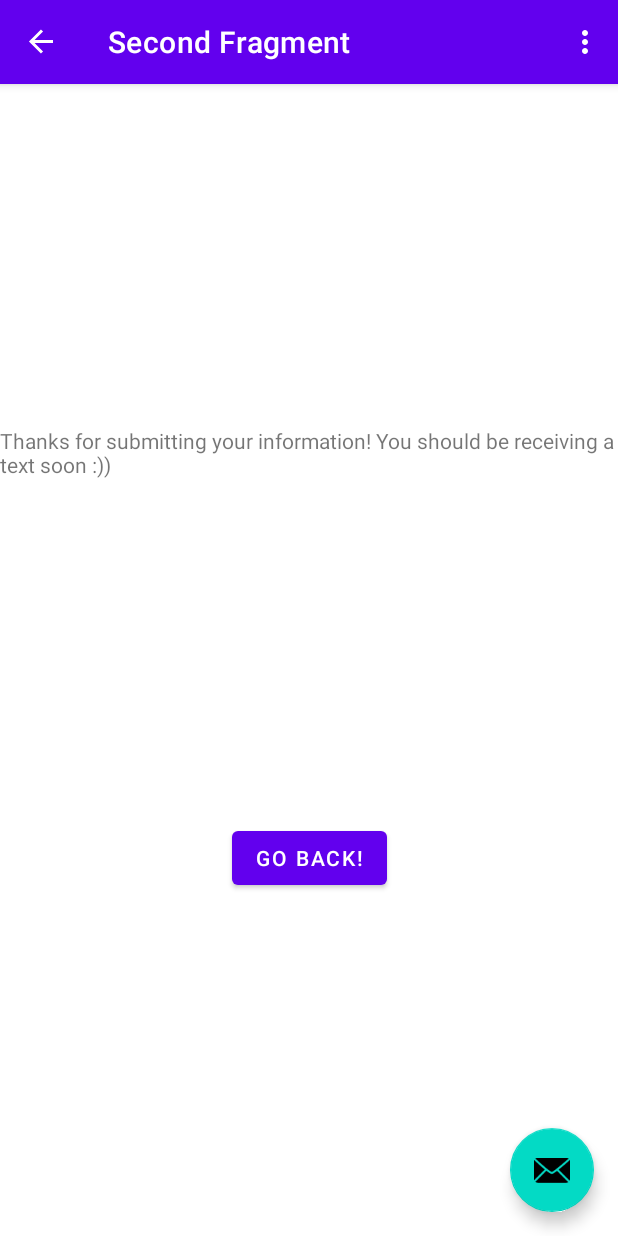
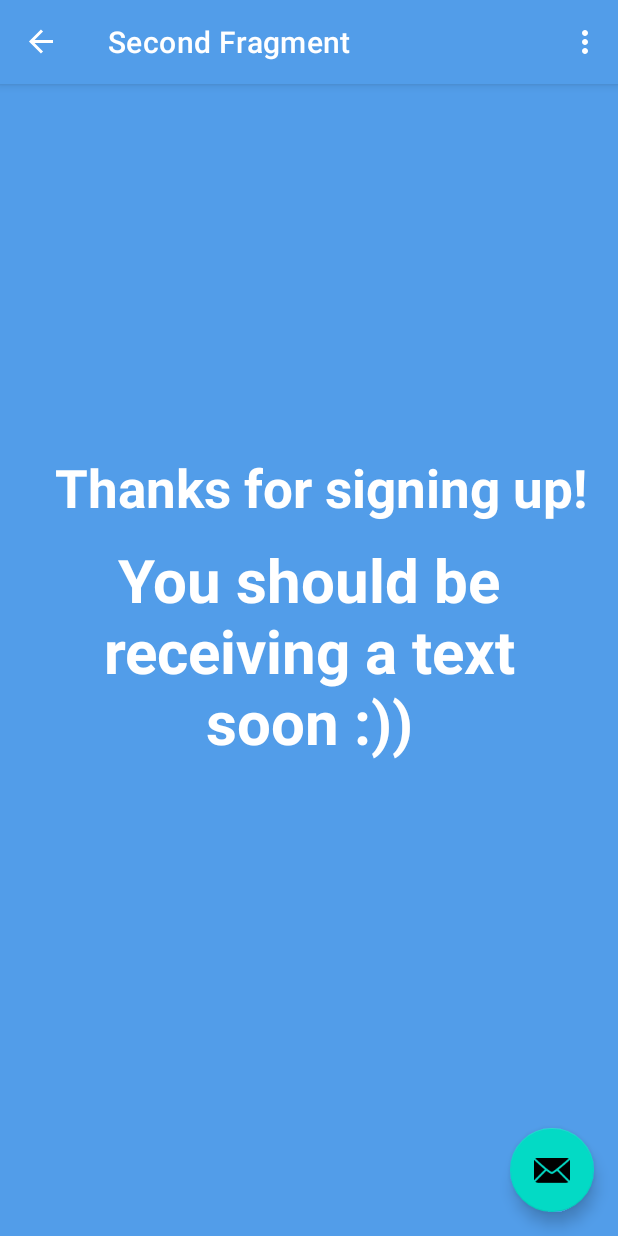
Before and after one commit to mattpow35/LoveTank, an Android app: the SecondFragment screen opened through its navigation route, on a phone screen of 412 x 824 dp. Run offline under Robolectric (Android 15) with nearby library versions, the light colour scheme and no system bars; our stand-ins replace navigation-ui; libraries missing offline, so code that uses them is left out: redis.clients.jedis.

Commit message:
fixed style

```diff
--- a/FrontEnd/app/src/main/java/trishie/cs/byu/lovetank/FirstFragment.java
+++ b/FrontEnd/app/src/main/java/trishie/cs/byu/lovetank/FirstFragment.java
@@ -98,7 +98,6 @@ public class FirstFragment extends Fragment {
                 jedis.lpush("phone_numbers", wifes_phone);
 
 
-
                 NavHostFragment.findNavController(FirstFragment.this)
                         .navigate(R.id.action_FirstFragment_to_SecondFragment);
             }
--- a/FrontEnd/app/src/main/java/trishie/cs/byu/lovetank/SecondFragment.java
+++ b/FrontEnd/app/src/main/java/trishie/cs/byu/lovetank/SecondFragment.java
@@ -29,13 +29,13 @@ public class SecondFragment extends Fragment {
     public void onViewCreated(@NonNull View view, Bundle savedInstanceState) {
         super.onViewCreated(view, savedInstanceState);
 
-        binding.buttonSecond.setOnClickListener(new View.OnClickListener() {
-            @Override
-            public void onClick(View view) {
-                NavHostFragment.findNavController(SecondFragment.this)
-                        .navigate(R.id.action_SecondFragment_to_FirstFragment);
-            }
-        });
+//        binding.buttonSecond.setOnClickListener(new View.OnClickListener() {
+//            @Override
+//            public void onClick(View view) {
+//                NavHostFragment.findNavController(SecondFragment.this)
+//                        .navigate(R.id.action_SecondFragment_to_FirstFragment);
+//            }
+//        });
     }
 
     @Override
--- a/FrontEnd/app/src/main/res/layout/activity_main.xml
+++ b/FrontEnd/app/src/main/res/layout/activity_main.xml
@@ -15,7 +15,7 @@
             android:id="@+id/toolbar"
             android:layout_width="match_parent"
             android:layout_height="?attr/actionBarSize"
-            android:background="?attr/colorPrimary"
+            android:background="@color/blue"
             app:popupTheme="@style/Theme.LoveTank.PopupOverlay" />
 
     </com.google.android.material.appbar.AppBarLayout>
--- a/FrontEnd/app/src/main/res/layout/fragment_first.xml
+++ b/FrontEnd/app/src/main/res/layout/fragment_first.xml
@@ -91,6 +91,7 @@
         android:layout_height="wrap_content"
         android:text="@string/submit"
         android:layout_marginTop="@dimen/cardview_compat_inset_shadow"
+        android:backgroundTint="@color/blue"
         app:layout_constraintBottom_toBottomOf="parent"
         app:layout_constraintEnd_toEndOf="parent"
         app:layout_constraintStart_toStartOf="parent" />
--- a/FrontEnd/app/src/main/res/layout/fragment_second.xml
+++ b/FrontEnd/app/src/main/res/layout/fragment_second.xml
@@ -1,28 +1,43 @@
 <?xml version="1.0" encoding="utf-8"?>
-<androidx.constraintlayout.widget.ConstraintLayout xmlns:android="http://schemas.android.com/apk/res/android"
-    xmlns:app="http://schemas.android.com/apk/res-auto"
+<RelativeLayout xmlns:android="http://schemas.android.com/apk/res/android"
     xmlns:tools="http://schemas.android.com/tools"
     android:layout_width="match_parent"
     android:layout_height="match_parent"
+    android:layout_gravity="center_vertical"
+    android:background="#529de9"
     tools:context=".SecondFragment">
 
     <TextView
         android:id="@+id/textview_second"
         android:layout_width="match_parent"
         android:layout_height="wrap_content"
+        android:layout_marginTop="240dp"
+        android:gravity="center"
+        android:layout_gravity="center_horizontal"
+        android:layout_marginStart="@dimen/fab_margin"
+        android:padding="5dp"
         android:text="@string/Thank_you"
-        app:layout_constraintBottom_toTopOf="@id/button_second"
-        app:layout_constraintEnd_toEndOf="parent"
-        app:layout_constraintStart_toStartOf="parent"
-        app:layout_constraintTop_toTopOf="parent" />
+        android:textColor="#fff"
+        android:textSize="35sp"
+        android:textStyle="bold"
+        tools:layout_editor_absoluteX="0dp"
+        tools:layout_editor_absoluteY="234dp" />
 
-    <Button
-        android:id="@+id/button_second"
-        android:layout_width="wrap_content"
+    <TextView
+        android:id="@+id/textview_2"
+        android:layout_width="match_parent"
         android:layout_height="wrap_content"
-        android:text="@string/previous"
-        app:layout_constraintBottom_toBottomOf="parent"
-        app:layout_constraintEnd_toEndOf="parent"
-        app:layout_constraintStart_toStartOf="parent"
-        app:layout_constraintTop_toBottomOf="@id/textview_second" />
-</androidx.constraintlayout.widget.ConstraintLayout>
+        android:layout_below="@+id/textview_second"
+        android:layout_centerInParent="true"
+        android:gravity="center"
+        android:layout_gravity="center"
+        android:layout_marginStart="@dimen/fab_margin"
+        android:padding="5dp"
+        android:text="@string/Thank_you2"
+        android:textColor="#fff"
+        android:textSize="40sp"
+        android:textStyle="bold"
+        tools:layout_editor_absoluteX="0dp"
+        tools:layout_editor_absoluteY="234dp" />
+
+</RelativeLayout>
--- a/FrontEnd/app/src/main/res/values/colors.xml
+++ b/FrontEnd/app/src/main/res/values/colors.xml
@@ -7,4 +7,5 @@
     <color name="teal_700">#FF018786</color>
     <color name="black">#FF000000</color>
     <color name="white">#FFFFFFFF</color>
+    <color name="blue">#529de9</color>
 </resources>
--- a/FrontEnd/app/src/main/res/values/strings.xml
+++ b/FrontEnd/app/src/main/res/values/strings.xml
@@ -17,5 +17,6 @@
     <string name="husband_s_phoneNumber">Husband\'s Phone Number</string>
     <string name="husband_s_loveLanguage">Husband\'s Love Language</string>
     <string name="phone_number">(XXX)XXX-XXXX</string>
-    <string name="Thank_you">Thanks for submitting your information! You should be receiving a text soon :))</string>
+    <string name="Thank_you">Thanks for signing up!</string>
+    <string name="Thank_you2">You should be receiving a text soon :))</string>
 </resources>
```
